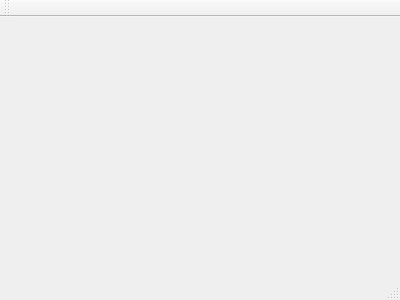
This is kalendarz.ui in Axoji/kalendarzQT as Qt 5 draws it before an edit. The edited form follows.
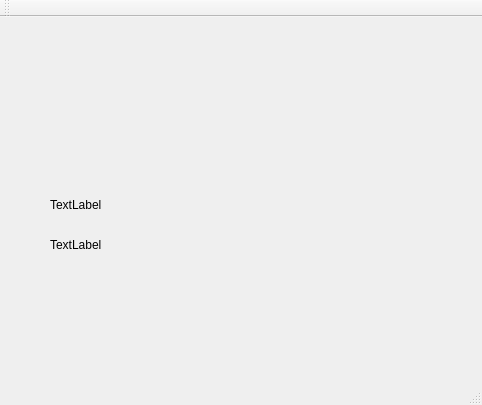
This is the edited form.

```diff
--- a/kalendarz.ui
+++ b/kalendarz.ui
@@ -1,24 +1,66 @@
 <ui version="4.0">
  <class>kalendarz</class>
- <widget class="QMainWindow" name="kalendarz" >
-  <property name="geometry" >
+ <widget class="QMainWindow" name="kalendarz">
+  <property name="geometry">
    <rect>
     <x>0</x>
     <y>0</y>
-    <width>400</width>
-    <height>300</height>
+    <width>482</width>
+    <height>405</height>
    </rect>
   </property>
   <property name="windowTitle" >
    <string>kalendarz</string>
   </property>
-  <widget class="QMenuBar" name="menuBar" />
-  <widget class="QToolBar" name="mainToolBar" />
-  <widget class="QWidget" name="centralWidget" />
-  <widget class="QStatusBar" name="statusBar" />
+  <widget class="QWidget" name="centralWidget">
+   <widget class="QLabel" name="currentTime">
+    <property name="geometry">
+     <rect>
+      <x>50</x>
+      <y>180</y>
+      <width>321</width>
+      <height>16</height>
+     </rect>
+    </property>
+    <property name="text">
+     <string>TextLabel</string>
+    </property>
+   </widget>
+   <widget class="QLabel" name="currentTime_2">
+    <property name="geometry">
+     <rect>
+      <x>50</x>
+      <y>220</y>
+      <width>321</width>
+      <height>16</height>
+     </rect>
+    </property>
+    <property name="text">
+     <string>TextLabel</string>
+    </property>
+   </widget>
+  </widget>
+  <widget class="QMenuBar" name="menuBar">
+   <property name="geometry">
+    <rect>
+     <x>0</x>
+     <y>0</y>
+     <width>482</width>
+     <height>20</height>
+    </rect>
+   </property>
+  </widget>
+  <widget class="QToolBar" name="mainToolBar">
+   <attribute name="toolBarArea">
+    <enum>TopToolBarArea</enum>
+   </attribute>
+   <attribute name="toolBarBreak">
+    <bool>false</bool>
+   </attribute>
+  </widget>
+  <widget class="QStatusBar" name="statusBar"/>
  </widget>
- <layoutDefault spacing="6" margin="11" />
- <pixmapfunction></pixmapfunction>
+ <layoutdefault spacing="6" margin="11"/>
  <resources/>
  <connections/>
 </ui>
```
Left out of the diff: 3 changed lines with no effect on the pictures.
